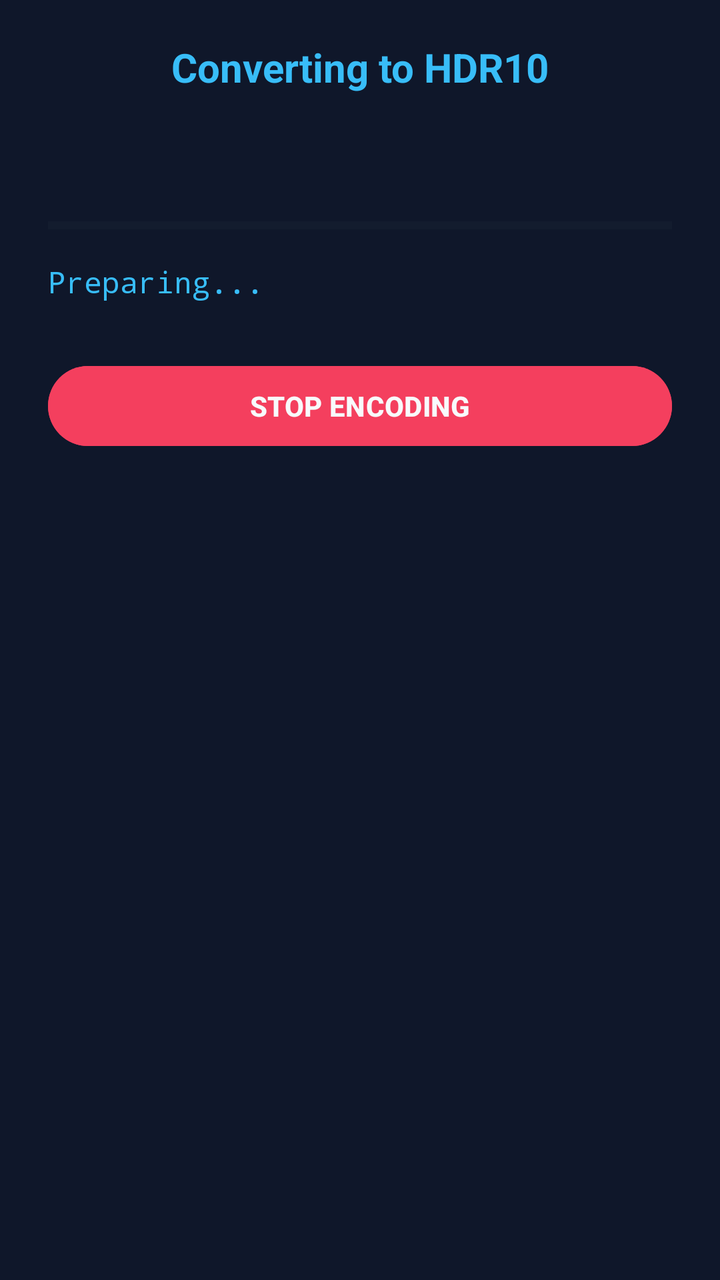
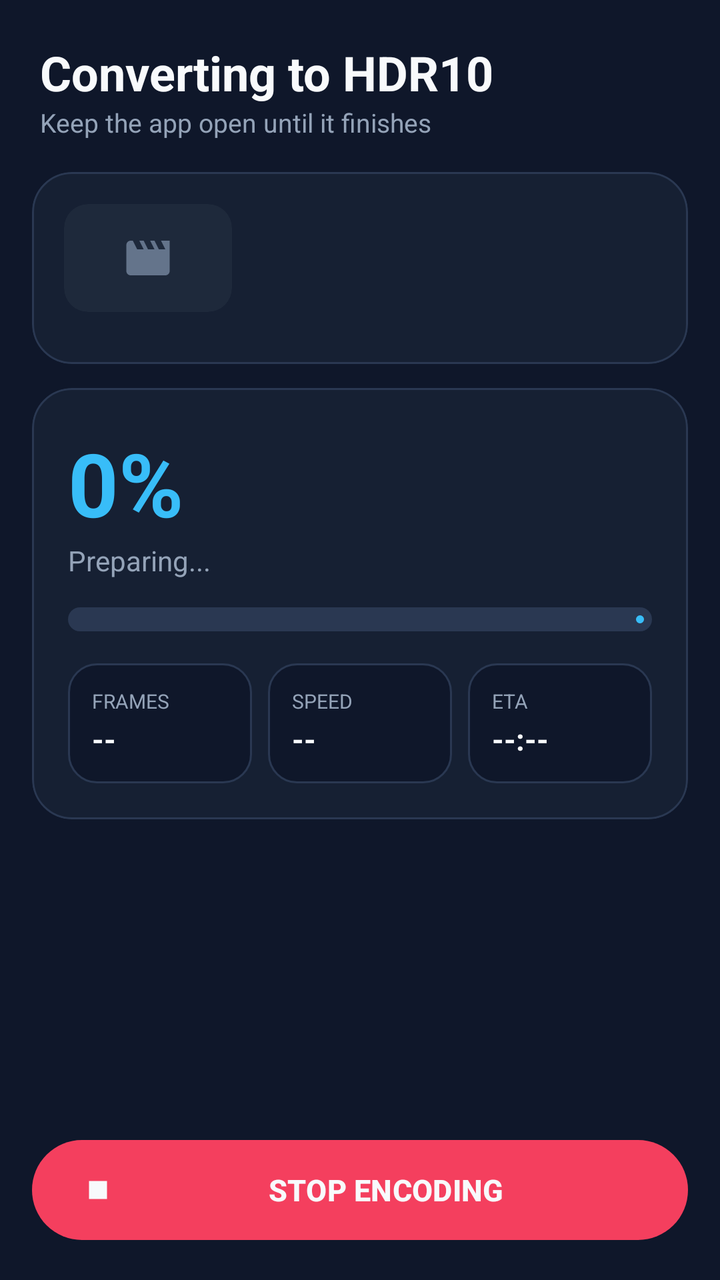

Screens rendered from an Android XML layout before and after an edit, with the pre-edit source and the edit as a unified diff.
<!-- AndroidManifest.xml: application theme Theme.SDR2HDR -->
<!-- res/layout/activity_convert.xml -->
<?xml version="1.0" encoding="utf-8"?>
<LinearLayout xmlns:android="http://schemas.android.com/apk/res/android"
    android:layout_width="match_parent"
    android:layout_height="match_parent"
    android:background="@color/bg_dark"
    android:orientation="vertical"
    android:paddingStart="24dp"
    android:paddingEnd="24dp">

    <TextView
        android:layout_width="match_parent"
        android:layout_height="wrap_content"
        android:gravity="center"
        android:paddingTop="20dp"
        android:paddingBottom="16dp"
        android:text="Converting to HDR10"
        android:textColor="@color/cyan"
        android:textSize="20sp"
        android:textStyle="bold" />

    <TextView
        android:id="@+id/text_summary"
        android:layout_width="match_parent"
        android:layout_height="wrap_content"
        android:fontFamily="monospace"
        android:lineSpacingExtra="4dp"
        android:textColor="@color/white"
        android:textSize="13sp" />

    <ProgressBar
        android:id="@+id/progress_bar"
        style="?android:attr/progressBarStyleHorizontal"
        android:layout_width="match_parent"
        android:layout_height="wrap_content"
        android:layout_marginTop="24dp"
        android:indeterminate="false"
        android:max="100"
        android:progress="0"
        android:progressBackgroundTint="@color/bg_panel"
        android:progressTint="@color/green" />

    <TextView
        android:id="@+id/text_status"
        android:layout_width="match_parent"
        android:layout_height="wrap_content"
        android:layout_marginTop="10dp"
        android:fontFamily="monospace"
        android:text="Preparing..."
        android:textColor="@color/cyan"
        android:textSize="15sp" />

    <Button
        android:id="@+id/btn_stop"
        android:layout_width="match_parent"
        android:layout_height="wrap_content"
        android:layout_marginTop="28dp"
        android:backgroundTint="@color/alert"
        android:text="STOP ENCODING"
        android:textColor="@color/white"
        android:textStyle="bold" />

    <TextView
        android:id="@+id/text_result"
        android:layout_width="match_parent"
        android:layout_height="wrap_content"
        android:layout_marginTop="20dp"
        android:textColor="@color/green"
        android:textSize="16sp"
        android:textStyle="bold"
        android:visibility="gone" />

    <ScrollView
        android:layout_width="match_parent"
        android:layout_height="0dp"
        android:layout_marginTop="16dp"
        android:layout_weight="1">

        <TextView
            android:id="@+id/text_error"
            android:layout_width="match_parent"
            android:layout_height="wrap_content"
            android:fontFamily="monospace"
            android:textColor="@color/gray"
            android:textSize="12sp"
            android:visibility="gone" />
    </ScrollView>
</LinearLayout>
<!-- resources referenced by this layout -->
<resources>
  <style name="Theme.SDR2HDR" parent="Theme.Material3.Dark.NoActionBar">
          <item name="colorPrimary">@color/cyan</item>
          <item name="colorOnPrimary">@color/bg_dark</item>
          <item name="android:windowBackground">@color/bg_dark</item>
          <item name="android:statusBarColor">@color/bg_dark</item>
          <item name="android:navigationBarColor">@color/bg_dark</item>
          <item name="android:textColorHint">@color/gray</item>
      </style>
  <!-- unchanged entries left out for length: 7 -->
</resources>

<!-- the commit's change to res/layout/activity_convert.xml (unified diff, before → after) -->
@@ -1,87 +1,388 @@
 <?xml version="1.0" encoding="utf-8"?>
 <LinearLayout xmlns:android="http://schemas.android.com/apk/res/android"
+    xmlns:app="http://schemas.android.com/apk/res-auto"
     android:layout_width="match_parent"
     android:layout_height="match_parent"
     android:background="@color/bg_dark"
-    android:orientation="vertical"
-    android:paddingStart="24dp"
-    android:paddingEnd="24dp">
-
-    <TextView
-        android:layout_width="match_parent"
-        android:layout_height="wrap_content"
-        android:gravity="center"
-        android:paddingTop="20dp"
-        android:paddingBottom="16dp"
-        android:text="Converting to HDR10"
-        android:textColor="@color/cyan"
-        android:textSize="20sp"
-        android:textStyle="bold" />
-
-    <TextView
-        android:id="@+id/text_summary"
-        android:layout_width="match_parent"
-        android:layout_height="wrap_content"
-        android:fontFamily="monospace"
-        android:lineSpacingExtra="4dp"
-        android:textColor="@color/white"
-        android:textSize="13sp" />
-
-    <ProgressBar
-        android:id="@+id/progress_bar"
-        style="?android:attr/progressBarStyleHorizontal"
-        android:layout_width="match_parent"
-        android:layout_height="wrap_content"
-        android:layout_marginTop="24dp"
-        android:indeterminate="false"
-        android:max="100"
-        android:progress="0"
-        android:progressBackgroundTint="@color/bg_panel"
-        android:progressTint="@color/green" />
-
-    <TextView
-        android:id="@+id/text_status"
-        android:layout_width="match_parent"
-        android:layout_height="wrap_content"
-        android:layout_marginTop="10dp"
-        android:fontFamily="monospace"
-        android:text="Preparing..."
-        android:textColor="@color/cyan"
-        android:textSize="15sp" />
-
-    <Button
-        android:id="@+id/btn_stop"
-        android:layout_width="match_parent"
-        android:layout_height="wrap_content"
-        android:layout_marginTop="28dp"
-        android:backgroundTint="@color/alert"
-        android:text="STOP ENCODING"
-        android:textColor="@color/white"
-        android:textStyle="bold" />
-
-    <TextView
-        android:id="@+id/text_result"
-        android:layout_width="match_parent"
-        android:layout_height="wrap_content"
-        android:layout_marginTop="20dp"
-        android:textColor="@color/green"
-        android:textSize="16sp"
-        android:textStyle="bold"
-        android:visibility="gone" />
+    android:orientation="vertical">
 
     <ScrollView
         android:layout_width="match_parent"
         android:layout_height="0dp"
-        android:layout_marginTop="16dp"
-        android:layout_weight="1">
-
-        <TextView
-            android:id="@+id/text_error"
+        android:layout_weight="1"
+        android:fillViewport="true"
+        android:scrollbars="none">
+
+        <LinearLayout
             android:layout_width="match_parent"
             android:layout_height="wrap_content"
-            android:fontFamily="monospace"
-            android:textColor="@color/gray"
-            android:textSize="12sp"
-            android:visibility="gone" />
+            android:orientation="vertical"
+            android:paddingStart="16dp"
+            android:paddingTop="20dp"
+            android:paddingEnd="16dp"
+            android:paddingBottom="12dp">
+
+            <TextView
+                android:layout_width="match_parent"
+                android:layout_height="wrap_content"
+                android:paddingStart="4dp"
+                android:text="Converting to HDR10"
+                android:textColor="@color/white"
+                android:textSize="24sp"
+                android:textStyle="bold" />
+
+            <TextView
+                android:layout_width="match_parent"
+                android:layout_height="wrap_content"
+                android:paddingStart="4dp"
+                android:paddingBottom="16dp"
+                android:text="Keep the app open until it finishes"
+                android:textColor="@color/gray"
+                android:textSize="13sp" />
+
+            
+            <com.google.android.material.card.MaterialCardView
+                style="@style/Widget.SDR2HDR.Card"
+                android:layout_width="match_parent"
+                android:layout_height="wrap_content">
+
+                <LinearLayout
+                    android:layout_width="match_parent"
+                    android:layout_height="wrap_content"
+                    android:orientation="vertical"
+                    android:padding="16dp">
+
+                    <LinearLayout
+                        android:layout_width="match_parent"
+                        android:layout_height="wrap_content"
+                        android:gravity="center_vertical"
+                        android:orientation="horizontal"
+                        android:paddingBottom="10dp">
+
+                        <com.google.android.material.imageview.ShapeableImageView
+                            android:id="@+id/image_thumb"
+                            android:layout_width="84dp"
+                            android:layout_height="54dp"
+                            android:background="@drawable/bg_thumb"
+                            android:contentDescription="@null"
+                            android:scaleType="centerCrop"
+                            app:shapeAppearanceOverlay="@style/ShapeAppearance.SDR2HDR.Thumb" />
+
+                        <TextView
+                            android:id="@+id/text_source_name"
+                            android:layout_width="0dp"
+                            android:layout_height="wrap_content"
+                            android:layout_marginStart="12dp"
+                            android:layout_weight="1"
+                            android:ellipsize="middle"
+                            android:maxLines="2"
+                            android:textColor="@color/white"
+                            android:textSize="14sp"
+                            android:textStyle="bold" />
+                    </LinearLayout>
+
+                    <LinearLayout
+                        android:id="@+id/container_summary"
+                        android:layout_width="match_parent"
+                        android:layout_height="wrap_content"
+                        android:orientation="vertical" />
+                </LinearLayout>
+            </com.google.android.material.card.MaterialCardView>
+
+            
+            <com.google.android.material.card.MaterialCardView
+                android:id="@+id/card_progress"
+                style="@style/Widget.SDR2HDR.Card"
+                android:layout_width="match_parent"
+                android:layout_height="wrap_content"
+                android:layout_marginTop="12dp">
+
+                <LinearLayout
+                    android:layout_width="match_parent"
+                    android:layout_height="wrap_content"
+                    android:orientation="vertical"
+                    android:padding="18dp">
+
+                    <TextView
+                        android:id="@+id/text_percent"
+                        android:layout_width="wrap_content"
+                        android:layout_height="wrap_content"
+                        android:text="0%"
+                        android:textColor="@color/cyan"
+                        android:textSize="44sp"
+                        android:textStyle="bold" />
+
+                    <TextView
+                        android:id="@+id/text_status"
+                        android:layout_width="match_parent"
+                        android:layout_height="wrap_content"
+                        android:text="Preparing..."
+                        android:textColor="@color/gray"
+                        android:textSize="14sp" />
+
+                    <com.google.android.material.progressindicator.LinearProgressIndicator
+                        android:id="@+id/progress_bar"
+                        android:layout_width="match_parent"
+                        android:layout_height="wrap_content"
+                        android:layout_marginTop="14dp"
+                        android:max="100"
+                        android:progress="0"
+                        app:indicatorColor="@color/cyan"
+                        app:trackColor="@color/outline"
+                        app:trackCornerRadius="6dp"
+                        app:trackThickness="12dp" />
+
+                    <LinearLayout
+                        android:layout_width="match_parent"
+                        android:layout_height="wrap_content"
+                        android:layout_marginTop="16dp"
+                        android:orientation="horizontal">
+
+                        <LinearLayout
+                            android:layout_width="0dp"
+                            android:layout_height="wrap_content"
+                            android:layout_weight="1"
+                            android:background="@drawable/bg_stat"
+                            android:orientation="vertical"
+                            android:padding="12dp">
+
+                            <TextView
+                                android:layout_width="wrap_content"
+                                android:layout_height="wrap_content"
+                                android:text="FRAMES"
+                                android:textColor="@color/gray"
+                                android:textSize="10sp" />
+
+                            <TextView
+                                android:id="@+id/text_frames"
+                                android:layout_width="wrap_content"
+                                android:layout_height="wrap_content"
+                                android:layout_marginTop="2dp"
+                                android:text="--"
+                                android:textColor="@color/white"
+                                android:textSize="15sp"
+                                android:textStyle="bold" />
+                        </LinearLayout>
+
+                        <LinearLayout
+                            android:layout_width="0dp"
+                            android:layout_height="wrap_content"
+                            android:layout_marginStart="8dp"
+                            android:layout_weight="1"
+                            android:background="@drawable/bg_stat"
+                            android:orientation="vertical"
+                            android:padding="12dp">
+
+                            <TextView
+                                android:layout_width="wrap_content"
+                                android:layout_height="wrap_content"
+                                android:text="SPEED"
+                                android:textColor="@color/gray"
+                                android:textSize="10sp" />
+
+                            <TextView
+                                android:id="@+id/text_fps"
+                                android:layout_width="wrap_content"
+                                android:layout_height="wrap_content"
+                                android:layout_marginTop="2dp"
+                                android:text="--"
+                                android:textColor="@color/white"
+                                android:textSize="15sp"
+                                android:textStyle="bold" />
+                        </LinearLayout>
+
+                        <LinearLayout
+                            android:layout_width="0dp"
+                            android:layout_height="wrap_content"
+                            android:layout_marginStart="8dp"
+                            android:layout_weight="1"
+                            android:background="@drawable/bg_stat"
+                            android:orientation="vertical"
+                            android:padding="12dp">
+
+                            <TextView
+                                android:layout_width="wrap_content"
+                                android:layout_height="wrap_content"
+                                android:text="ETA"
+                                android:textColor="@color/gray"
+                                android:textSize="10sp" />
+
+                            <TextView
+                                android:id="@+id/text_eta"
+                                android:layout_width="wrap_content"
+                                android:layout_height="wrap_content"
+                                android:layout_marginTop="2dp"
+                                android:text="--:--"
+                                android:textColor="@color/white"
+                                android:textSize="15sp"
+                                android:textStyle="bold" />
+                        </LinearLayout>
+                    </LinearLayout>
+                </LinearLayout>
+            </com.google.android.material.card.MaterialCardView>
+
+            
+            <com.google.android.material.card.MaterialCardView
+                android:id="@+id/card_result"
+                style="@style/Widget.SDR2HDR.Card"
+                android:layout_width="match_parent"
+                android:layout_height="wrap_content"
+                android:layout_marginTop="12dp"
+                android:visibility="gone"
+                app:cardBackgroundColor="@color/success_bg"
+                app:strokeColor="@color/success_stroke">
+
+                <LinearLayout
+                    android:layout_width="match_parent"
+                    android:layout_height="wrap_content"
+                    android:orientation="vertical"
+                    android:padding="16dp">
+
+                    <LinearLayout
+                        android:layout_width="match_parent"
+                        android:layout_height="wrap_content"
+                        android:gravity="center_vertical"
+                        android:orientation="horizontal">
+
+                        <ImageView
+                            android:id="@+id/icon_result"
+                            android:layout_width="28dp"
+                            android:layout_height="28dp"
+                            android:contentDescription="@null"
+                            android:src="@drawable/ic_check_circle"
+                            android:tint="@color/green" />
+
+                        <TextView
+                            android:id="@+id/text_result"
+                            android:layout_width="0dp"
+                            android:layout_height="wrap_content"
+                            android:layout_marginStart="12dp"
+                            android:layout_weight="1"
+                            android:textColor="@color/white"
+                            android:textSize="15sp"
+                            android:textStyle="bold" />
+                    </LinearLayout>
+
+                    <com.google.android.material.button.MaterialButton
+                        android:id="@+id/btn_play"
+                        android:layout_width="match_parent"
+                        android:layout_height="wrap_content"
+                        android:layout_marginTop="14dp"
+                        android:text="Play result"
+                        android:textColor="@color/bg_dark"
+                        android:visibility="gone"
+                        app:backgroundTint="@color/green"
+                        app:icon="@drawable/ic_play"
+                        app:iconTint="@color/bg_dark" />
+                </LinearLayout>
+            </com.google.android.material.card.MaterialCardView>
+
+            
+            <com.google.android.material.card.MaterialCardView
+                android:id="@+id/card_error"
+                style="@style/Widget.SDR2HDR.Card"
+                android:layout_width="match_parent"
+                android:layout_height="wrap_content"
+                android:layout_marginTop="12dp"
+                android:visibility="gone"
+                app:cardBackgroundColor="@color/error_bg"
+                app:strokeColor="@color/error_stroke">
+
+                <LinearLayout
+                    android:layout_width="match_parent"
+                    android:layout_height="wrap_content"
+                    android:orientation="vertical"
+                    android:padding="16dp">
+
+                    <LinearLayout
+                        android:layout_width="match_parent"
+                        android:layout_height="wrap_content"
+                        android:gravity="center_vertical"
+                        android:orientation="horizontal">
+
+                        <ImageView
+                            android:layout_width="28dp"
+                            android:layout_height="28dp"
+                            android:contentDescription="@null"
+                            android:src="@drawable/ic_error"
+                            android:tint="@color/alert" />
+
+                        <TextView
+                            android:layout_width="0dp"
+                            android:layout_height="wrap_content"
+                            android:layout_marginStart="12dp"
+                            android:layout_weight="1"
+                            android:text="Conversion failed"
+                            android:textColor="@color/white"
+                            android:textSize="15sp"
+                            android:textStyle="bold" />
+                    </LinearLayout>
+
+                    <TextView
+                        android:id="@+id/text_error_summary"
+                        android:layout_width="match_parent"
+                        android:layout_height="wrap_content"
+                        android:layout_marginTop="8dp"
+                        android:textColor="@color/alert_light"
+                        android:textSize="13sp" />
+
+                    <TextView
+                        android:id="@+id/text_error"
+                        android:layout_width="match_parent"
+                        android:layout_height="wrap_content"
+                        android:layout_marginTop="10dp"
+                        android:fontFamily="monospace"
+                        android:textColor="@color/gray"
+                        android:textIsSelectable="true"
+                        android:textSize="11sp" />
+
+                    <com.google.android.material.button.MaterialButton
+                        android:id="@+id/btn_copy_log"
+                        style="@style/Widget.Material3.Button.TextButton.Icon"
+                        android:layout_width="wrap_content"
+                        android:layout_height="wrap_content"
+                        android:layout_marginTop="6dp"
+                        android:text="Copy log"
+                        android:textColor="@color/cyan"
+                        app:icon="@drawable/ic_content_copy"
+                        app:iconTint="@color/cyan" />
+                </LinearLayout>
+            </com.google.android.material.card.MaterialCardView>
+        </LinearLayout>
     </ScrollView>
+
+    
+    <FrameLayout
+        android:layout_width="match_parent"
+        android:layout_height="wrap_content"
+        android:background="@color/bg_dark"
+        android:paddingStart="16dp"
+        android:paddingTop="10dp"
+        android:paddingEnd="16dp"
+        android:paddingBottom="16dp">
+
+        <com.google.android.material.button.MaterialButton
+            android:id="@+id/btn_stop"
+            android:layout_width="match_parent"
+            android:layout_height="58dp"
+            android:text="STOP ENCODING"
+            android:textColor="@color/white"
+            android:textSize="15sp"
+            android:textStyle="bold"
+            app:backgroundTint="@color/alert"
+            app:icon="@drawable/ic_stop"
+            app:iconTint="@color/white" />
+
+        <com.google.android.material.button.MaterialButton
+            android:id="@+id/btn_done"
+            style="@style/Widget.Material3.Button.OutlinedButton"
+            android:layout_width="match_parent"
+            android:layout_height="58dp"
+            android:text="Done"
+            android:textColor="@color/cyan"
+            android:textSize="15sp"
+            android:textStyle="bold"
+            android:visibility="gone"
+            app:strokeColor="@color/outline" />
+    </FrameLayout>
 </LinearLayout>
<!-- resource entries referenced after the edit -->
@@ -1,13 +1,141 @@
 <!-- resources referenced by this layout -->
 <resources>
+  <color name="alert_light">#FDA4AF</color>
+  <color name="error_bg">#2B1420</color>
+  <color name="error_stroke">#6B2036</color>
+  <color name="outline">#2A3852</color>
+  <color name="success_bg">#10281F</color>
+  <color name="success_stroke">#1F5A3F</color>
+  <!-- drawable bg_stat (drawable) -->
+  <?xml version="1.0" encoding="utf-8"?>
+  <shape xmlns:android="http://schemas.android.com/apk/res/android" android:shape="rectangle">
+      <solid android:color="@color/bg_dark" />
+      <corners android:radius="14dp" />
+      <stroke android:width="1dp" android:color="@color/outline" />
+  </shape>
+  <!-- drawable bg_thumb (drawable) -->
+  <?xml version="1.0" encoding="utf-8"?>
+  <layer-list xmlns:android="http://schemas.android.com/apk/res/android">
+      <item>
+          <shape android:shape="rectangle">
+              <solid android:color="@color/bg_panel" />
+              <corners android:radius="12dp" />
+          </shape>
+      </item>
+      <item
+          android:width="26dp"
+          android:height="26dp"
+          android:drawable="@drawable/ic_movie_dim"
+          android:gravity="center" />
+  </layer-list>
+  <!-- drawable ic_check_circle (drawable) -->
+  <?xml version="1.0" encoding="utf-8"?>
+  <vector xmlns:android="http://schemas.android.com/apk/res/android"
+      android:width="24dp"
+      android:height="24dp"
+      android:viewportWidth="24"
+      android:viewportHeight="24">
+      <path
+          android:fillColor="#FFFFFFFF"
+          android:pathData="M12,2C6.48,2 2,6.48 2,12s4.48,10 10,10 10,-4.48 10,-10S17.52,2 12,2zM10,17l-5,-5 1.41,-1.41L10,14.17l7.59,-7.59L19,8l-9,9z" />
+  </vector>
+  <!-- drawable ic_content_copy (drawable) -->
+  <?xml version="1.0" encoding="utf-8"?>
+  <vector xmlns:android="http://schemas.android.com/apk/res/android"
+      android:width="24dp"
+      android:height="24dp"
+      android:viewportWidth="24"
+      android:viewportHeight="24">
+      <path
+          android:fillColor="#FFFFFFFF"
+          android:pathData="M16,1H4c-1.1,0 -2,0.9 -2,2v14h2V3h12V1zM19,5H8c-1.1,0 -2,0.9 -2,2v14c0,1.1 0.9,2 2,2h11c1.1,0 2,-0.9 2,-2V7c0,-1.1 -0.9,-2 -2,-2zM19,21H8V7h11v14z" />
+  </vector>
+  <!-- drawable ic_error (drawable) -->
+  <?xml version="1.0" encoding="utf-8"?>
+  <vector xmlns:android="http://schemas.android.com/apk/res/android"
+      android:width="24dp"
+      android:height="24dp"
+      android:viewportWidth="24"
+      android:viewportHeight="24">
+      <path
+          android:fillColor="#FFFFFFFF"
+          android:pathData="M12,2C6.48,2 2,6.48 2,12s4.48,10 10,10 10,-4.48 10,-10S17.52,2 12,2zM13,17h-2v-2h2v2zM13,13h-2L11,7h2v6z" />
+  </vector>
+  <!-- drawable ic_play (drawable) -->
+  <?xml version="1.0" encoding="utf-8"?>
+  <vector xmlns:android="http://schemas.android.com/apk/res/android"
+      android:width="24dp"
+      android:height="24dp"
+      android:viewportWidth="24"
+      android:viewportHeight="24">
+      <path
+          android:fillColor="#FFFFFFFF"
+          android:pathData="M8,5v14l11,-7z" />
+  </vector>
+  <!-- drawable ic_stop (drawable) -->
+  <?xml version="1.0" encoding="utf-8"?>
+  <vector xmlns:android="http://schemas.android.com/apk/res/android"
+      android:width="24dp"
+      android:height="24dp"
+      android:viewportWidth="24"
+      android:viewportHeight="24">
+      <path
+          android:fillColor="#FFFFFFFF"
+          android:pathData="M6,6h12v12H6z" />
+  </vector>
+  <style name="ShapeAppearance.SDR2HDR.Thumb" parent="">
+          <item name="cornerFamily">rounded</item>
+          <item name="cornerSize">12dp</item>
+      </style>
+  <style name="Widget.SDR2HDR.Card" parent="Widget.Material3.CardView.Filled">
+          <item name="cardBackgroundColor">@color/card_bg</item>
+          <item name="cardCornerRadius">20dp</item>
+          <item name="cardElevation">0dp</item>
+          <item name="strokeColor">@color/outline</item>
+          <item name="strokeWidth">1dp</item>
+          <item name="rippleColor">@color/ripple</item>
+      </style>
   <style name="Theme.SDR2HDR" parent="Theme.Material3.Dark.NoActionBar">
           <item name="colorPrimary">@color/cyan</item>
           <item name="colorOnPrimary">@color/bg_dark</item>
+          <item name="colorPrimaryContainer">@color/primary_container</item>
+          <item name="colorOnPrimaryContainer">@color/cyan_light</item>
+          <item name="colorSecondary">@color/yellow</item>
+          <item name="colorOnSecondary">@color/bg_dark</item>
+          <item name="colorSecondaryContainer">@color/primary_container</item>
+          <item name="colorOnSecondaryContainer">@color/cyan_light</item>
+          <item name="colorTertiary">@color/green</item>
+          <item name="colorError">@color/alert</item>
+          <item name="colorErrorContainer">@color/alert_container</item>
+          <item name="colorOnErrorContainer">@color/alert_light</item>
+          <item name="colorSurface">@color/bg_dark</item>
+          <item name="colorOnSurface">@color/white</item>
+          <item name="colorSurfaceVariant">@color/bg_panel</item>
+          <item name="colorOnSurfaceVariant">@color/gray</item>
+          <item name="colorOutline">@color/outline</item>
+          <item name="colorOutlineVariant">@color/outline</item>
           <item name="android:windowBackground">@color/bg_dark</item>
           <item name="android:statusBarColor">@color/bg_dark</item>
           <item name="android:navigationBarColor">@color/bg_dark</item>
           <item name="android:textColorHint">@color/gray</item>
       </style>
+  <!-- drawable ic_movie_dim (drawable) -->
+  <?xml version="1.0" encoding="utf-8"?>
+  <vector xmlns:android="http://schemas.android.com/apk/res/android"
+      android:width="24dp"
+      android:height="24dp"
+      android:viewportWidth="24"
+      android:viewportHeight="24">
+      <path
+          android:fillColor="#FF64748B"
+          android:pathData="M18,4l2,4h-3l-2,-4h-2l2,4h-3l-2,-4H8l2,4H7L5,4H4c-1.1,0 -1.99,0.9 -1.99,2L2,18c0,1.1 0.9,2 2,2h16c1.1,0 2,-0.9 2,-2V4h-2z" />
+  </vector>
+  <color name="card_bg">#162033</color>
+  <color name="ripple">#3338BDF8</color>
+  <color name="primary_container">#0C4A6E</color>
+  <color name="cyan_light">#7DD3FC</color>
+  <color name="yellow">#FACC15</color>
+  <color name="alert_container">#4C1224</color>
   <!-- unchanged entries left out for length: 7 -->
 </resources>
 
